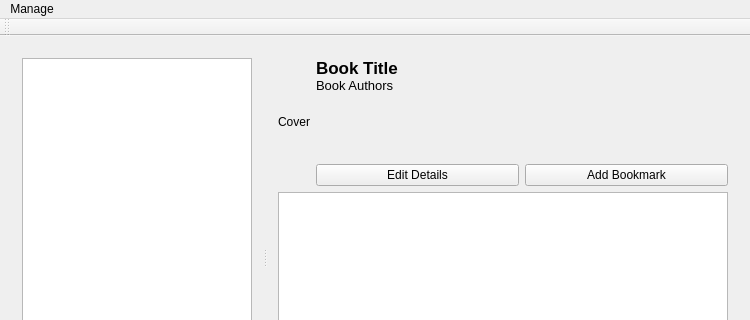
Before: the Qt Designer form mainwindow.ui in nathanpc/bookmarked, drawn with Qt 5; both pictures show x 0 to 750 and y 0 to 320 of the 750 by 500 pixel window.
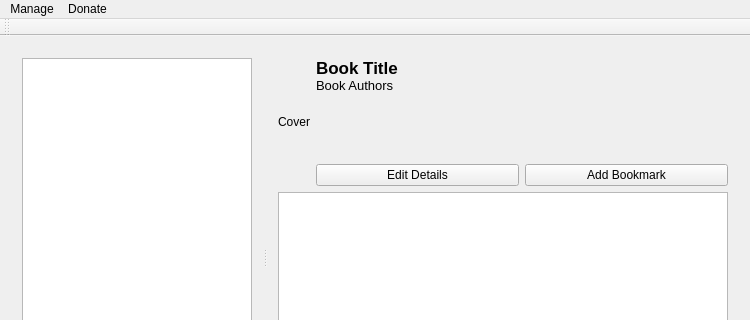
After: the same form once the commit is applied.

Commit message: Added some donation buttons

Patch:
```diff
--- a/mainwindow.ui
+++ b/mainwindow.ui
@@ -253,7 +253,15 @@
     <addaction name="actionRemove_selected_bookmark"/>
     <addaction name="actionDelete_Current_Book"/>
    </widget>
+   <widget class="QMenu" name="menuDonate">
+    <property name="title">
+     <string>Donate</string>
+    </property>
+    <addaction name="actionPayPal"/>
+    <addaction name="actionFlattr"/>
+   </widget>
    <addaction name="menuManage"/>
+   <addaction name="menuDonate"/>
   </widget>
   <widget class="QToolBar" name="mainToolBar">
    <attribute name="toolBarArea">
```
Left out of the diff: 10 changed lines with no effect on the pictures. The commit also changes 2 other files.
